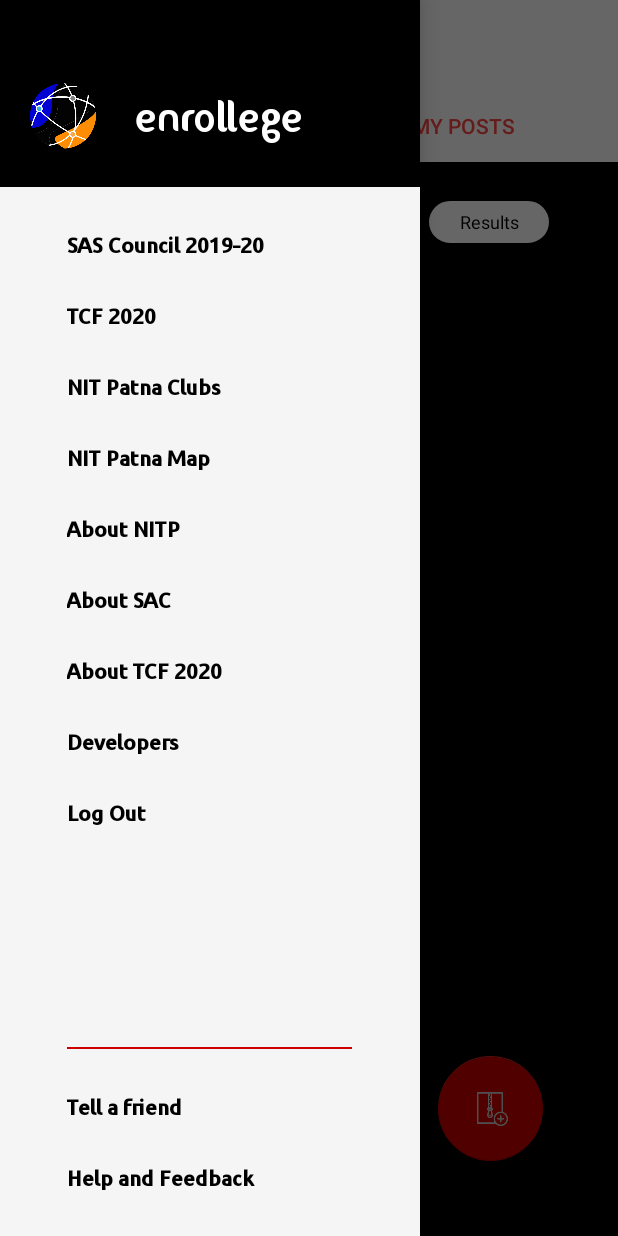
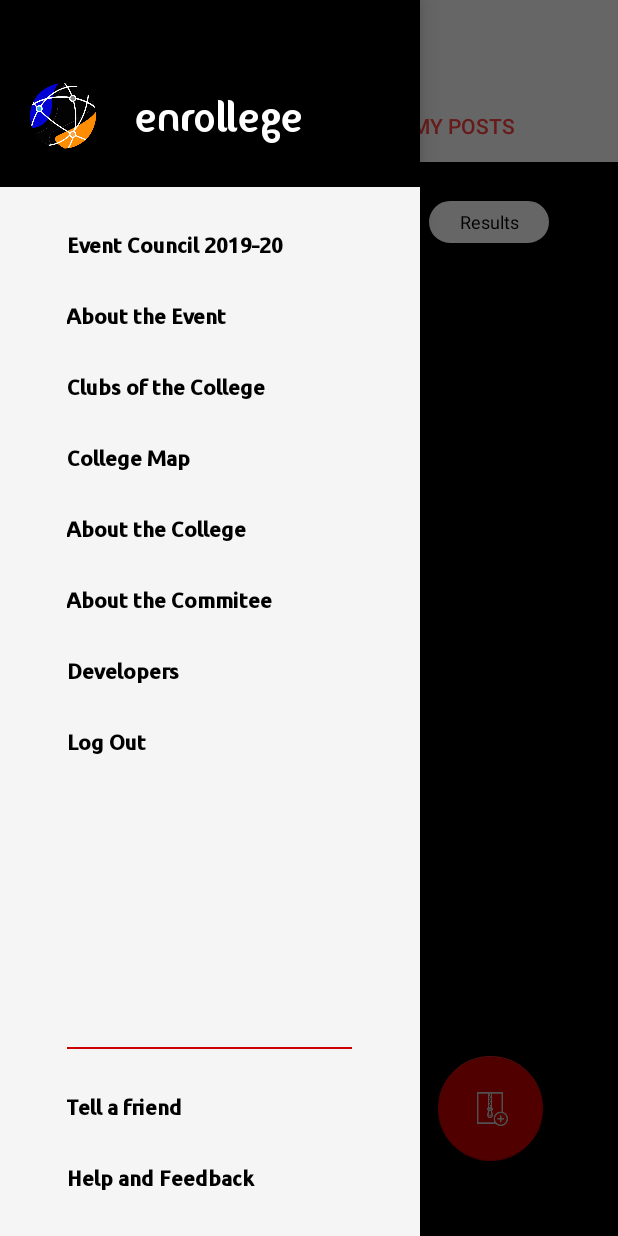
Before and after one commit to garimasingh128/Enrollege-The-Event-Management-App, an Android app: the MainActivity screen opened directly, with no data from a screen before it, with the side drawer open, on a phone screen of 412 x 824 dp. Run offline under Robolectric (Android 15) with nearby library versions, the phone set to English and light mode, and no system bars.

Commit message:
Made some changes in the layouts.

```diff
--- a/app/src/main/res/layout/dashboard_navigation.xml
+++ b/app/src/main/res/layout/dashboard_navigation.xml
@@ -82,7 +82,7 @@
                     android:layout_height="wrap_content"
                     android:layout_marginTop="30dp"
                     android:fontFamily="@font/ubuntu_medium"
-                    android:text="SAS Council 2019-20"
+                    android:text="Event Council 2019-20"
                     android:textColor="#000000"
                     android:textStyle="bold" />
 
@@ -92,7 +92,7 @@
                     android:layout_height="wrap_content"
                     android:layout_marginTop="30dp"
                     android:fontFamily="@font/ubuntu_medium"
-                    android:text="TCF 2020"
+                    android:text="About the Event"
                     android:textColor="#000000"
                     android:textStyle="bold" />
 
@@ -102,7 +102,7 @@
                     android:layout_height="wrap_content"
                     android:layout_marginTop="30dp"
                     android:fontFamily="@font/ubuntu_medium"
-                    android:text="NIT Patna Clubs"
+                    android:text="Clubs of the College"
                     android:textColor="#000000"
                     android:textStyle="bold" />
 
@@ -112,7 +112,7 @@
                     android:layout_height="wrap_content"
                     android:layout_marginTop="30dp"
                     android:fontFamily="@font/ubuntu_medium"
-                    android:text="NIT Patna Map"
+                    android:text="College Map"
                     android:textColor="#000000"
                     android:textStyle="bold" />
 
@@ -122,7 +122,7 @@
                     android:layout_height="wrap_content"
                     android:layout_marginTop="30dp"
                     android:fontFamily="@font/ubuntu_medium"
-                    android:text="About NITP"
+                    android:text="About the College"
                     android:textColor="#000000"
                     android:textStyle="bold" />
 
@@ -132,17 +132,7 @@
                     android:layout_height="wrap_content"
                     android:layout_marginTop="30dp"
                     android:fontFamily="@font/ubuntu_medium"
-                    android:text="About SAC"
-                    android:textColor="#000000"
-                    android:textStyle="bold" />
-
-                <TextView
-                    android:id="@+id/textView7"
-                    android:layout_width="match_parent"
-                    android:layout_height="wrap_content"
-                    android:layout_marginTop="30dp"
-                    android:fontFamily="@font/ubuntu_medium"
-                    android:text="About TCF 2020"
+                    android:text="About the Commitee"
                     android:textColor="#000000"
                     android:textStyle="bold" />
 
```
Also changed, not shown: app/src/main/res/layout/activity_splash_screen.xml (line endings or trailing spaces), app/src/main/res/layout/dashboard.xml (line endings or trailing spaces), app/src/main/res/layout/fragment_posts.xml (line endings or trailing spaces), app/src/main/res/layout/postsrecyclerview.xml (line endings or trailing spaces).
